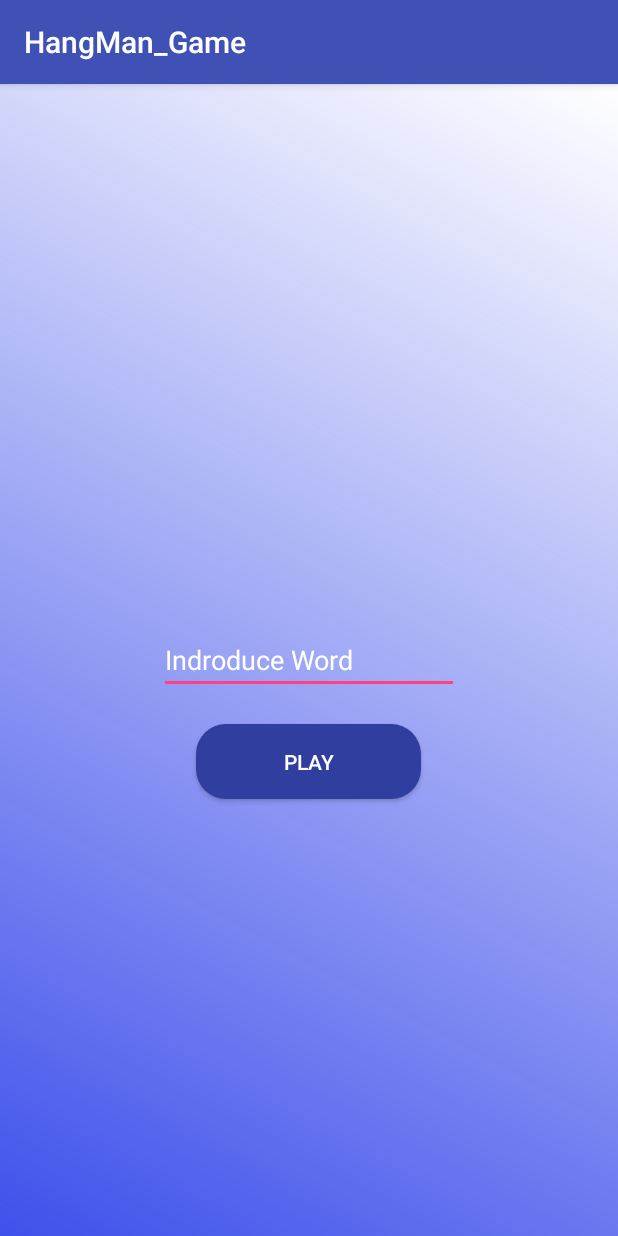
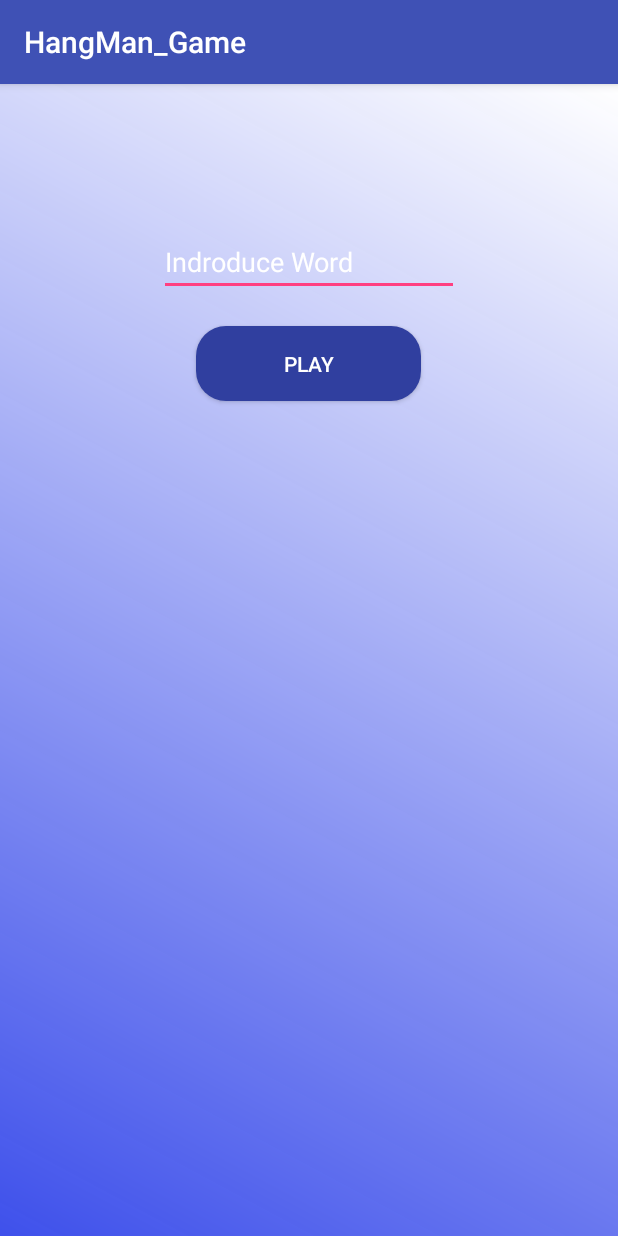
Before and after one commit to HarshitSomal/HangMan_Game, an Android app: the MultiPlayer screen opened directly, with no data from a screen before it, on a phone screen of 412 x 824 dp. Run offline under Robolectric (Android 15) with nearby library versions, the phone set to English and light mode, and no system bars.

Commit message:
Final Changes

```diff
--- a/app/src/main/res/layout/activity_multi_player.xml
+++ b/app/src/main/res/layout/activity_multi_player.xml
@@ -14,11 +14,13 @@
         android:layout_width="200dp"
         android:layout_height="wrap_content"
         android:id="@+id/editTextWord"
-       android:layout_centerInParent="true"
         android:maxLength="10"
         android:hint="Indroduce Word"
         android:textColorHint="@color/text"
-        android:textColor="@color/text" />
+        android:textColor="@color/text"
+        android:layout_alignParentTop="true"
+        android:layout_centerHorizontal="true"
+        android:layout_marginTop="80dp" />
 
     <Button
         android:layout_width="150dp"
@@ -26,8 +28,9 @@
         android:background="@drawable/custom_button"
         android:text="Play"
         android:onClick="startMultiGame"
-        android:layout_marginTop="20dp"
+        android:textColor="@color/text"
+        android:id="@+id/button3"
         android:layout_below="@+id/editTextWord"
-        android:layout_centerInParent="true"
-        android:textColor="@color/text" />
+        android:layout_centerHorizontal="true"
+        android:layout_marginTop="20dp" />
 </RelativeLayout>
--- a/app/src/main/res/layout/activity_score.xml
+++ b/app/src/main/res/layout/activity_score.xml
@@ -19,7 +19,10 @@
             android:layout_width="wrap_content"
             android:layout_height="wrap_content"
 
-            android:id="@+id/textS" />
+            android:id="@+id/textS"
+            android:textAppearance="@android:style/TextAppearance.DeviceDefault.Large"
+            android:text="Scores"
+            android:textColor="@color/colorPrimaryDark" />
 
     </ScrollView>
 </RelativeLayout>
```
Also changed, not shown: app/src/main/java/harshit/hangman_game/GameMulti.java (+13 -1 lines), app/src/main/res/drawable/custombutton.xml (added, +16 -0 lines), app/src/main/res/layout/activity_multi_game.xml (+28 -0 lines).
